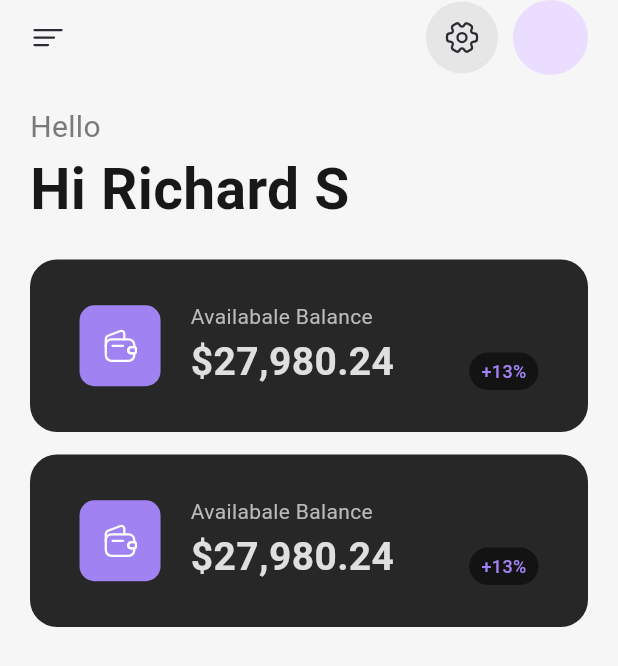
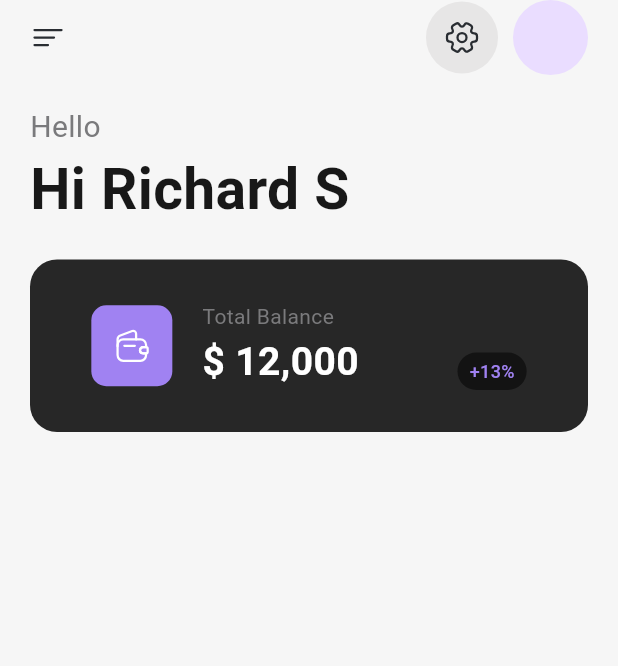
Before and after one commit to dizzpy/UI-Clone, a Flutter app: the screen it shows after launch, on a phone screen of 412 x 824 dp. Shown: the top 666 px of the screen. Run offline on Flutter 3.47's test engine with Material 3 defaults, Android fonts, the phone set to English and light mode, and no system bars; our stand-ins replace flutter_svg.

Commit message:
custom component

```diff
--- a/lib/components/custom_balance_card.dart
+++ b/lib/components/custom_balance_card.dart
@@ -3,15 +3,33 @@ import 'package:flutter_svg/svg.dart';
 import 'package:ui_clone/const/colors.dart';
 
 class CustomBalanceCard extends StatelessWidget {
+  final Color cardBg;
+  final String topText;
+  final String balance;
+  final Color topTextColor;
+  final Color balanceTextColor;
+  final String precentageValue;
+  final Color precentageTextColor;
+  final String iconPath;
+  final Color iconBg;
   const CustomBalanceCard({
     super.key,
+    required this.cardBg,
+    required this.topText,
+    required this.balance,
+    required this.topTextColor,
+    required this.balanceTextColor,
+    required this.precentageValue,
+    required this.precentageTextColor,
+    required this.iconPath,
+    required this.iconBg,
   });
 
   @override
   Widget build(BuildContext context) {
     return Container(
       decoration: BoxDecoration(
-        color: kCardBGBlack,
+        color: cardBg,
         borderRadius: BorderRadius.circular(18),
       ),
       child: Padding(
@@ -25,13 +43,13 @@ class CustomBalanceCard extends StatelessWidget {
                 // svg
                 Container(
                   decoration: BoxDecoration(
-                    color: kPurple,
+                    color: iconBg,
                     borderRadius: BorderRadius.circular(10),
                   ),
                   child: Padding(
                     padding: const EdgeInsets.all(15.0),
                     child: SvgPicture.asset(
-                      'assets/wallet.svg',
+                      iconPath,
                       color: kWhite,
                     ),
                   ),
@@ -44,19 +62,20 @@ class CustomBalanceCard extends StatelessWidget {
                   crossAxisAlignment: CrossAxisAlignment.start,
                   children: [
                     Text(
-                      'Availabale Balance',
+                      topText,
                       style: TextStyle(
                           fontWeight: FontWeight.w400,
                           fontSize: 14,
-                          color: Color.fromARGB(255, 186, 186, 186)),
+                          color: topTextColor),
                     ),
                     SizedBox(height: 2),
                     Text(
-                      '\$27,980.24',
+                      balance,
                       style: TextStyle(
-                          fontWeight: FontWeight.w700,
-                          fontSize: 26,
-                          color: Color.fromARGB(255, 223, 223, 223)),
+                        fontWeight: FontWeight.w700,
+                        fontSize: 26,
+                        color: balanceTextColor,
+                      ),
                     ),
                   ],
                 ),
@@ -79,11 +98,11 @@ class CustomBalanceCard extends StatelessWidget {
                   padding:
                       const EdgeInsets.symmetric(vertical: 4, horizontal: 8),
                   child: Text(
-                    '+13%',
+                    precentageValue,
                     style: TextStyle(
                         fontWeight: FontWeight.w500,
                         fontSize: 12,
-                        color: kPurple),
+                        color: precentageTextColor),
                   ),
                 ),
               ),
--- a/lib/screens/home_page.dart
+++ b/lib/screens/home_page.dart
@@ -1,6 +1,4 @@
 import 'package:flutter/material.dart';
-import 'package:flutter_svg/svg.dart';
-
 import 'package:ui_clone/components/custom_appbar.dart';
 import 'package:ui_clone/components/custom_balance_card.dart';
 import 'package:ui_clone/const/colors.dart';
@@ -47,9 +45,19 @@ class HomePage extends StatelessWidget {
               SizedBox(height: 20),
 
               // card
-              CustomBalanceCard(),
+              CustomBalanceCard(
+                iconPath: 'assets/wallet.svg',
+                iconBg: kPurple,
+                cardBg: kCardBGBlack,
+                topText: 'Total Balance',
+                balance: '\$ 12,000',
+                topTextColor: kTextGray,
+                balanceTextColor: kWhite,
+                precentageValue: '+13%',
+                precentageTextColor: kPurple,
+              ),
+
               SizedBox(height: 15),
-              CustomBalanceCard(),
             ],
           ),
         ),
```
